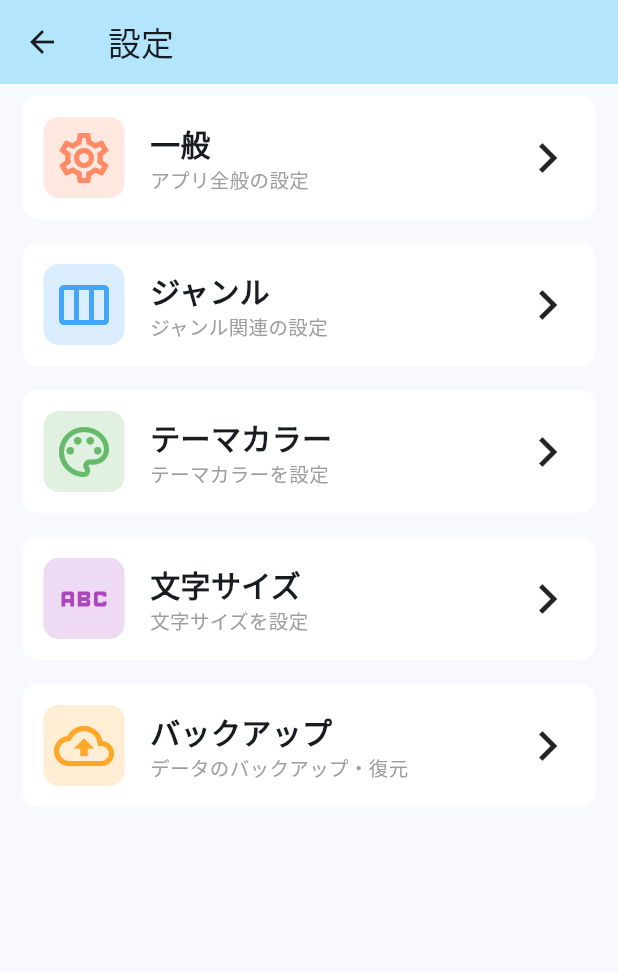
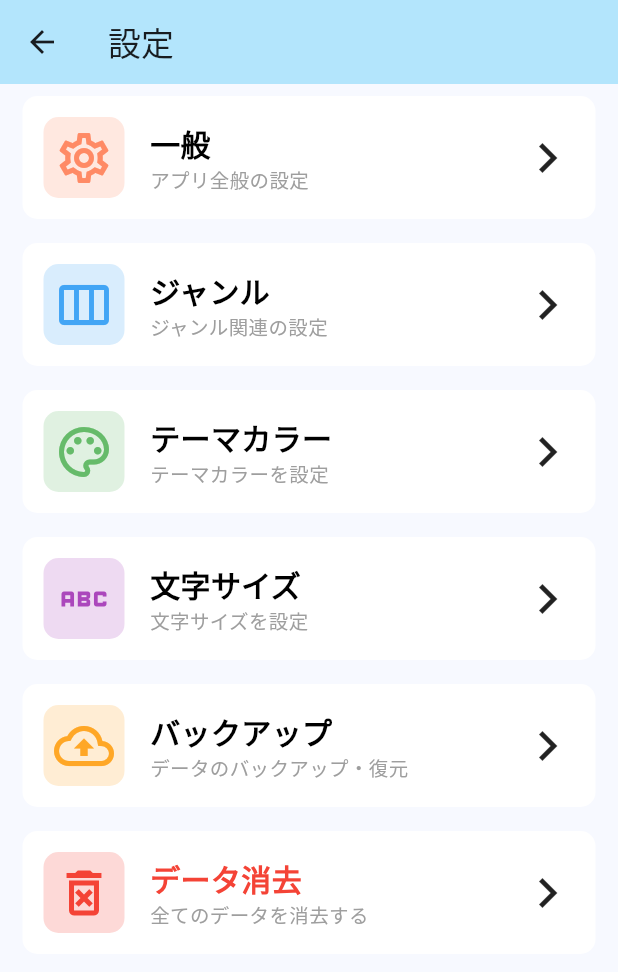
Before and after one commit to 2930taiga/anime_manager, a Flutter app: the SettingPage screen opened directly, on a phone screen of 412 x 824 dp. Shown: the top 972 px of the screen. Run offline on Flutter 3.47's test engine with Material 3 defaults, Android fonts, the phone set to English and light mode, and no system bars; our stand-ins replace csv, flutter_riverpod, isar, share_plus, table_calendar; accounts and stored records are empty; generated files the repository leaves out were written again.

Commit message:
アニメとジャンルの全データ消去コードを書いた．

```diff
--- a/lib/pages/main_navigation_pages/setting.dart
+++ b/lib/pages/main_navigation_pages/setting.dart
@@ -1,4 +1,5 @@
 import 'package:anime_administration/pages/main_navigation_pages/setting/backup/backup_navigation.dart';
+import 'package:anime_administration/pages/main_navigation_pages/setting/delete_all.dart';
 import 'package:anime_administration/parameter_settings.dart';
 import 'package:anime_administration/parts/setting_parts.dart';
 import 'package:flutter/material.dart'; // これがないとWidgetが使えない
@@ -33,7 +34,7 @@ class _SettingPageState extends State<SettingPage>{
             ),
             child: GestureDetector(
               onTap: (){
-
+                showErrorSnackBar(context, "未実装機能です");
               },
               child: SettingCard(
                 icon: Icons.settings_outlined,
@@ -76,7 +77,7 @@ class _SettingPageState extends State<SettingPage>{
             ),
             child: GestureDetector(
               onTap: (){
-
+                showErrorSnackBar(context, "未実装機能です");
               },
               child: SettingCard(
                 icon: Icons.palette_outlined,
@@ -95,7 +96,7 @@ class _SettingPageState extends State<SettingPage>{
             ),
             child: GestureDetector(
               onTap: (){
-
+                showErrorSnackBar(context, "未実装機能です");
               },
               child: SettingCard(
                 icon: Icons.abc_outlined,
@@ -129,28 +130,29 @@ class _SettingPageState extends State<SettingPage>{
             ),
           ),
 
+          Padding(
+            padding: EdgeInsetsGeometry.symmetric(
+              horizontal: 15,
+              vertical: 8
+            ),
+            child: GestureDetector(
+              onTap: (){
+              Navigator.push(
+                context,
+                MaterialPageRoute(
+                  builder: (content) => DeleteNavigationPage(context: content)
+                )
+              );
+            },
+              child: SettingDeleteCard(
+                icon: Icons.delete_forever_outlined,
+                iconColor: Colors.red,
+                titleText: "データ消去",
+                subText: "全てのデータを消去する"
+              ),
+            ),
+          ),
 
-          // ListTile(
-          //   leading: Icon(Icons.backup_outlined),
-          //   trailing: Icon(Icons.chevron_right),
-          //   title: Text(
-          //     "データのバックアップ・復元",
-          //     style: TextStyle(
-          //       fontSize: 18
-          //     ),
-          //   ),
-          //   onTap: (){
-          //     Navigator.push(
-          //       context,
-          //       MaterialPageRoute(
-          //         builder: (content) => BackupNavigationPage()
-          //       )
-          //     );
-          //   },
-          //   minTileHeight: 50,
-          // ),
-
-          // Divider(),
         ],
       ),
     );
--- a/lib/parts/setting_parts.dart
+++ b/lib/parts/setting_parts.dart
@@ -66,7 +66,8 @@ class SettingCard extends StatelessWidget {
                     titleText,
                     style: TextStyle(
                       fontWeight: FontWeight.bold,
-                      fontSize: 20
+                      fontSize: 20,
+                      color: Colors.black
                     ),
                   ),
                   Text(
@@ -96,3 +97,204 @@ class SettingCard extends StatelessWidget {
     );
   }
 }
+
+//削除用のカード
+class SettingDeleteCard extends StatelessWidget {
+  //アイコン情報
+  final IconData icon;
+  //アイコンカラー
+  final Color iconColor;
+  //タイトルテキスト
+  final String titleText;
+  //サブテキスト
+  final String subText;
+
+  const SettingDeleteCard({
+    super.key,
+    required this.icon,
+    required this.iconColor,
+    required this.titleText,
+    required this.subText
+  });
+
+  @override
+  Widget build(BuildContext context) {
+    return Container(
+      padding: EdgeInsets.symmetric(
+        horizontal: 7,
+        vertical: 7
+      ),
+      decoration: BoxDecoration(
+        color: Colors.white,
+        borderRadius: BorderRadius.circular(10)
+      ),
+      child: Row(
+        children: [
+          Padding( //アイコン部分
+            padding: EdgeInsetsGeometry.symmetric(
+              horizontal: 7,
+              vertical: 7
+            ),
+            child: Container( //アイコンの外枠
+            decoration: BoxDecoration(
+              borderRadius: BorderRadius.circular(10),
+              color: iconColor.withValues(alpha: 0.2)
+            ),
+            padding: EdgeInsets.symmetric(
+              horizontal: 7,
+              vertical: 7
+            ),
+              child: Icon( //アイコン
+                icon,
+                size: 40,
+                color: iconColor,
+              ),
+            ),
+          ),
+
+
+          Expanded( //中央のタイトルとサブテキスト
+            child: Padding(
+              padding: EdgeInsetsGeometry.symmetric(
+                horizontal: 10
+              ),
+              child: Column(
+                crossAxisAlignment: CrossAxisAlignment.start,
+                children: [
+                  Text(
+                    titleText,
+                    style: TextStyle(
+                      fontWeight: FontWeight.bold,
+                      fontSize: 20,
+                      color: Colors.red
+                    ),
+                  ),
+                  Text(
+                    subText,
+                    style: TextStyle(
+                      fontSize: 13,
+                      color: Colors.grey
+                    ),
+                  )
+                ],
+              ),
+            )
+          ),
+
+
+          Padding( //右側の＞アイコン
+            padding: EdgeInsetsGeometry.only(
+              right: 5
+            ),
+            child: Icon(
+              Icons.navigate_next,
+              size: 40,
+            ),
+          )
+        ],
+      ),
+    );
+  }
+}
+
+//ナビゲーションが無いカード
+class SettingNonNavigationCard extends StatelessWidget {
+  //アイコン情報
+  final IconData icon;
+  //アイコンカラー
+  final Color iconColor;
+  //タイトルテキスト
+  final String titleText;
+  //タイトルテキストの色
+  final Color titleTextColor;
+  //サブテキスト
+  final String subText;
+
+  const SettingNonNavigationCard({
+    super.key,
+    required this.icon,
+    required this.iconColor,
+    required this.titleText,
+    required this.titleTextColor,
+    required this.subText
+  });
+
+  @override
+  Widget build(BuildContext context) {
+    return Container(
+      padding: EdgeInsets.symmetric(
+        horizontal: 7,
+        vertical: 7
+      ),
+      decoration: BoxDecoration(
+        color: Colors.white,
+        borderRadius: BorderRadius.circular(10)
+      ),
+      child: Row(
+        children: [
+          Padding( //アイコン部分
+            padding: EdgeInsetsGeometry.symmetric(
+              horizontal: 7,
+              vertical: 7
+            ),
+            child: Container( //アイコンの外枠
+            decoration: BoxDecoration(
+              borderRadius: BorderRadius.circular(10),
+              color: iconColor.withValues(alpha: 0.2)
+            ),
+            padding: EdgeInsets.symmetric(
+              horizontal: 7,
+              vertical: 7
+            ),
+              child: Icon( //アイコン
+                icon,
+                size: 40,
+                color: iconColor,
+              ),
+            ),
+          ),
+
+
+          Expanded( //中央のタイトルとサブテキスト
+            child: Padding(
+              padding: EdgeInsetsGeometry.symmetric(
+                horizontal: 10
+              ),
+              child: Column(
+                crossAxisAlignment: CrossAxisAlignment.start,
+                children: [
+                  Text(
+                    titleText,
+                    style: TextStyle(
+                      fontWeight: FontWeight.bold,
+                      fontSize: 20,
+                      color: titleTextColor
+                    ),
+                  ),
+                  Text(
+                    subText,
+                    style: TextStyle(
+                      fontSize: 13,
+                      color: Colors.grey
+                    ),
+                  )
+                ],
+              ),
+            )
+          ),
+
+
+          // Padding( //右側の＞アイコン
+          //   padding: EdgeInsetsGeometry.only(
+          //     right: 5
+          //   ),
+          //   child: Icon(
+          //     Icons.navigate_next,
+          //     size: 40,
+          //   ),
+          // )
+        ],
+      ),
+    );
+  }
+}
```
Also changed, not shown: lib/pages/main_navigation_pages/setting/delete_all.dart (added, +226 -0 lines). Lines whose indentation alone changed are shown as unchanged.
